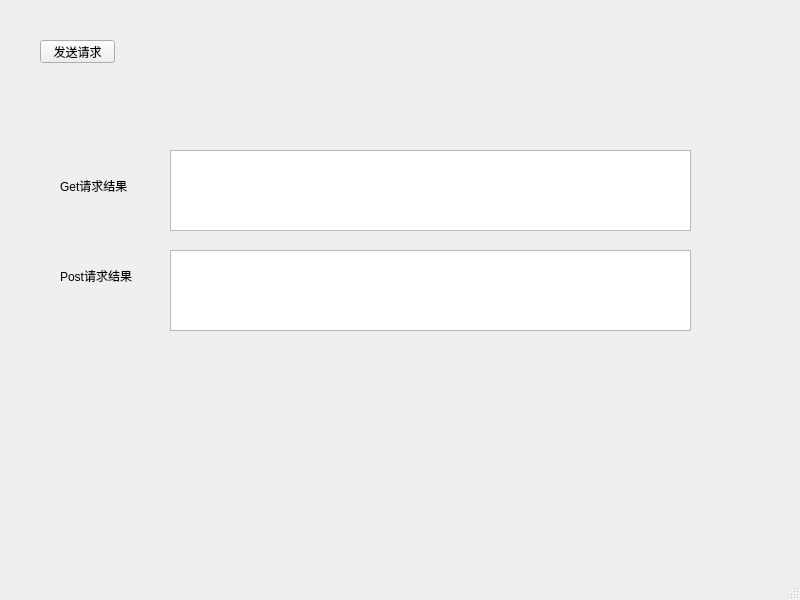
Qt form parsejson/mainwindow.ui (18616378431/QTProjects) before a commit.
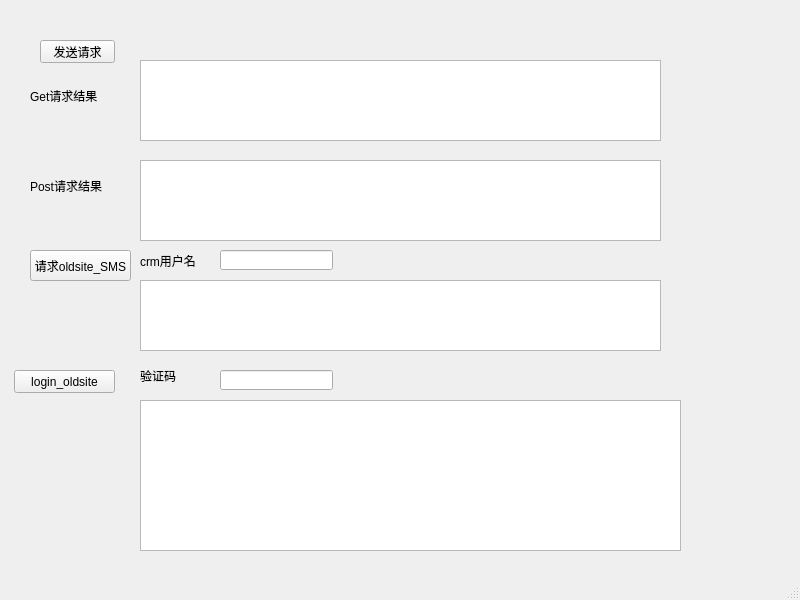
The same form after that commit.

```diff
--- a/parsejson/mainwindow.ui
+++ b/parsejson/mainwindow.ui
@@ -30,8 +30,8 @@
    <widget class="QLabel" name="label_2">
     <property name="geometry">
      <rect>
-      <x>60</x>
-      <y>160</y>
+      <x>30</x>
+      <y>70</y>
       <width>111</width>
       <height>51</height>
      </rect>
@@ -43,8 +43,8 @@
    <widget class="QLabel" name="label_3">
     <property name="geometry">
      <rect>
-      <x>60</x>
-      <y>250</y>
+      <x>30</x>
+      <y>160</y>
       <width>111</width>
       <height>51</height>
      </rect>
@@ -56,8 +56,8 @@
    <widget class="QTextEdit" name="getTextEdit">
     <property name="geometry">
      <rect>
-      <x>170</x>
-      <y>150</y>
+      <x>140</x>
+      <y>60</y>
       <width>521</width>
       <height>81</height>
      </rect>
@@ -66,13 +66,105 @@
    <widget class="QTextEdit" name="postTextEdit">
     <property name="geometry">
      <rect>
-      <x>170</x>
-      <y>250</y>
+      <x>140</x>
+      <y>160</y>
       <width>521</width>
       <height>81</height>
      </rect>
     </property>
    </widget>
+   <widget class="QPushButton" name="sendOldSite">
+    <property name="geometry">
+     <rect>
+      <x>30</x>
+      <y>250</y>
+      <width>101</width>
+      <height>31</height>
+     </rect>
+    </property>
+    <property name="text">
+     <string>请求oldsite_SMS</string>
+    </property>
+   </widget>
+   <widget class="QTextEdit" name="oldSiteTextEdit">
+    <property name="geometry">
+     <rect>
+      <x>140</x>
+      <y>280</y>
+      <width>521</width>
+      <height>71</height>
+     </rect>
+    </property>
+   </widget>
+   <widget class="QLineEdit" name="lineEdit">
+    <property name="geometry">
+     <rect>
+      <x>220</x>
+      <y>250</y>
+      <width>113</width>
+      <height>20</height>
+     </rect>
+    </property>
+   </widget>
+   <widget class="QLabel" name="label">
+    <property name="geometry">
+     <rect>
+      <x>140</x>
+      <y>250</y>
+      <width>71</width>
+      <height>21</height>
+     </rect>
+    </property>
+    <property name="text">
+     <string>crm用户名</string>
+    </property>
+   </widget>
+   <widget class="QPushButton" name="login">
+    <property name="geometry">
+     <rect>
+      <x>14</x>
+      <y>370</y>
+      <width>101</width>
+      <height>23</height>
+     </rect>
+    </property>
+    <property name="text">
+     <string>login_oldsite</string>
+    </property>
+   </widget>
+   <widget class="QPlainTextEdit" name="loginText">
+    <property name="geometry">
+     <rect>
+      <x>140</x>
+      <y>400</y>
+      <width>541</width>
+      <height>151</height>
+     </rect>
+    </property>
+   </widget>
+   <widget class="QLineEdit" name="verify_code">
+    <property name="geometry">
+     <rect>
+      <x>220</x>
+      <y>370</y>
+      <width>113</width>
+      <height>20</height>
+     </rect>
+    </property>
+   </widget>
+   <widget class="QLabel" name="label_4">
+    <property name="geometry">
+     <rect>
+      <x>140</x>
+      <y>370</y>
+      <width>54</width>
+      <height>12</height>
+     </rect>
+    </property>
+    <property name="text">
+     <string>验证码</string>
+    </property>
+   </widget>
   </widget>
   <widget class="QMenuBar" name="menubar">
    <property name="geometry">
```
